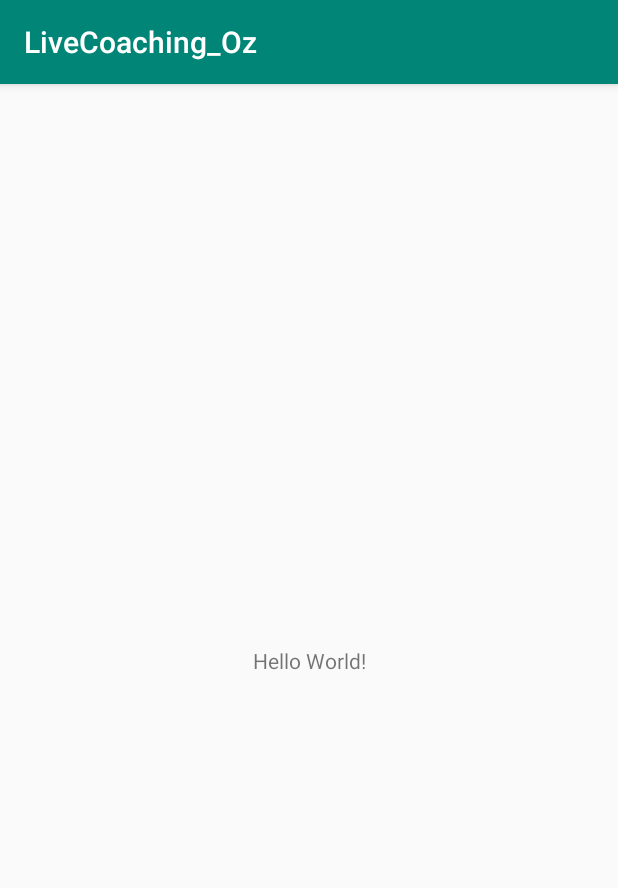
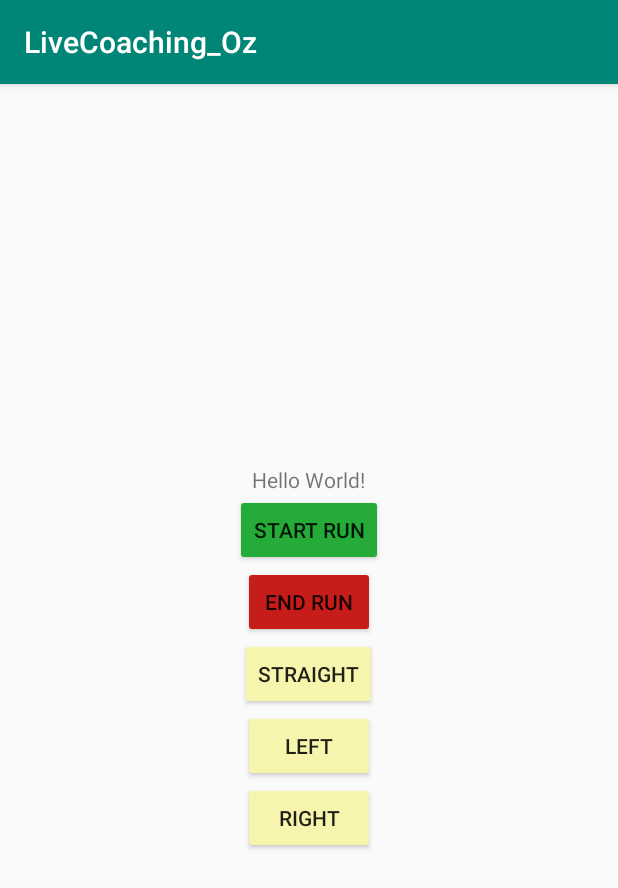
Before and after one commit to AlexGreau/LiveCoaching_Oz, an Android app: the screen it shows after launch (MainActivity), on a phone screen of 412 x 824 dp. Shown: the top 888 px of the screen. Run offline under Robolectric (Android 15) with nearby library versions, the phone set to English and light mode, and no system bars; 1 statement that could not run was skipped.

Commit message:
layout main

```diff
--- a/app/src/main/res/layout/activity_main.xml
+++ b/app/src/main/res/layout/activity_main.xml
@@ -1,18 +1,50 @@
 <?xml version="1.0" encoding="utf-8"?>
-<androidx.constraintlayout.widget.ConstraintLayout xmlns:android="http://schemas.android.com/apk/res/android"
-    xmlns:app="http://schemas.android.com/apk/res-auto"
+<LinearLayout xmlns:android="http://schemas.android.com/apk/res/android"
     xmlns:tools="http://schemas.android.com/tools"
     android:layout_width="match_parent"
     android:layout_height="match_parent"
+    android:gravity="center"
+    android:orientation="vertical"
     tools:context=".MainActivity">
 
     <TextView
         android:layout_width="wrap_content"
         android:layout_height="wrap_content"
-        android:text="Hello World!"
-        app:layout_constraintBottom_toBottomOf="parent"
-        app:layout_constraintLeft_toLeftOf="parent"
-        app:layout_constraintRight_toRightOf="parent"
-        app:layout_constraintTop_toTopOf="parent" />
+        android:text="Hello World!" />
 
-</androidx.constraintlayout.widget.ConstraintLayout>
+    <Button
+        android:id="@+id/startButton"
+        android:layout_width="wrap_content"
+        android:layout_height="wrap_content"
+        android:backgroundTint="@color/startColor"
+        android:text="Start Run" />
+
+    <Button
+        android:id="@+id/finishButton"
+        android:layout_width="wrap_content"
+        android:layout_height="wrap_content"
+        android:backgroundTint="@color/finishColor"
+        android:text="End Run" />
+
+    <Button
+        android:id="@+id/straightButton"
+        android:layout_width="wrap_content"
+        android:layout_height="wrap_content"
+        android:backgroundTint="@color/orderColor"
+        android:text="Straight" />
+
+    <Button
+        android:id="@+id/leftButton"
+        android:layout_width="wrap_content"
+        android:layout_height="wrap_content"
+        android:text="Left"
+        android:backgroundTint="@color/orderColor" />
+
+    <Button
+        android:id="@+id/rightButton"
+        android:layout_width="wrap_content"
+        android:layout_height="wrap_content"
+        android:text="Right"
+        android:backgroundTint="@color/orderColor" />
+
+</LinearLayout>
--- a/app/src/main/res/values/colors.xml
+++ b/app/src/main/res/values/colors.xml
@@ -3,4 +3,7 @@
     <color name="colorPrimary">#008577</color>
     <color name="colorPrimaryDark">#00574B</color>
     <color name="colorAccent">#D81B60</color>
+    <color name="finishColor">#c71d1a</color>
+    <color name="startColor">#24ab38</color>
+    <color name="orderColor">#f7f5ad</color>
 </resources>
```
